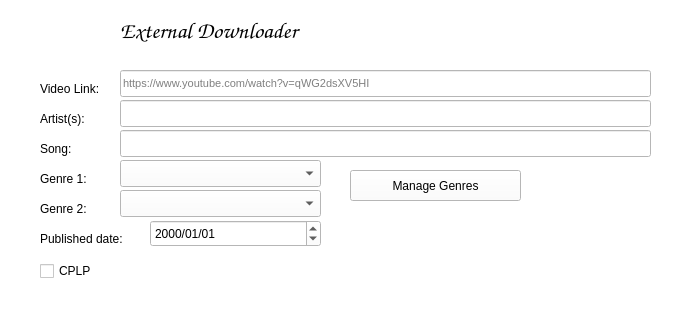
Before: the Qt Designer form src/externaldownloader.ui in netpack/XFB, drawn with Qt 5; both pictures show x 0 to 696 and y 0 to 320 of the 696 by 548 pixel window.
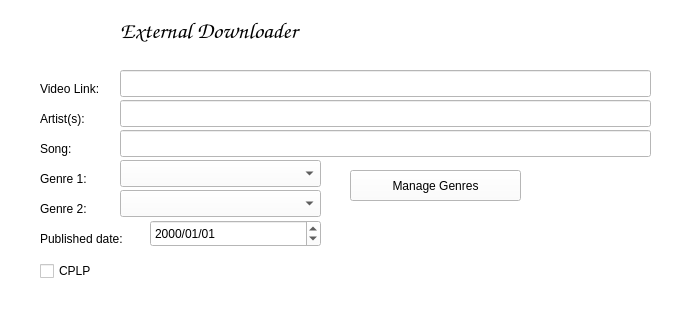
After: the same form once the commit is applied. Icons and pictures are not drawn.

Patch:
```diff
--- a/src/externaldownloader.ui
+++ b/src/externaldownloader.ui
@@ -361,7 +361,7 @@
     </font>
    </property>
    <property name="placeholderText">
-    <string>https://www.youtube.com/watch?v=qWG2dsXV5HI</string>
+    <string/>
    </property>
   </widget>
   <widget class="QPushButton" name="pushButton">
```
